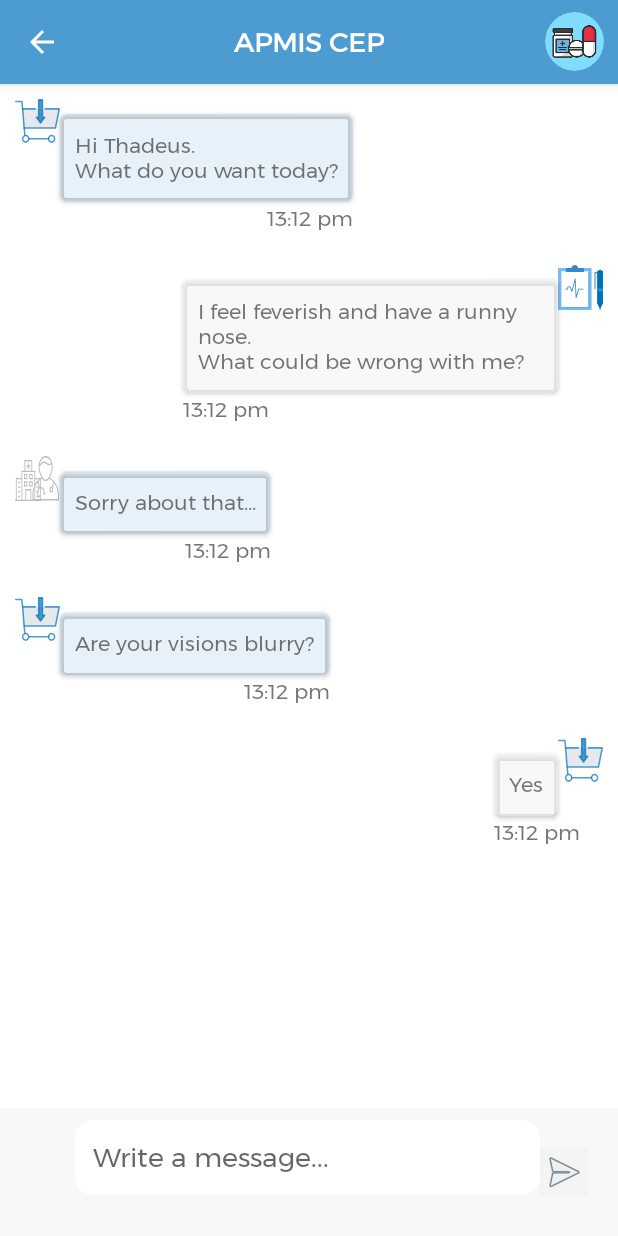
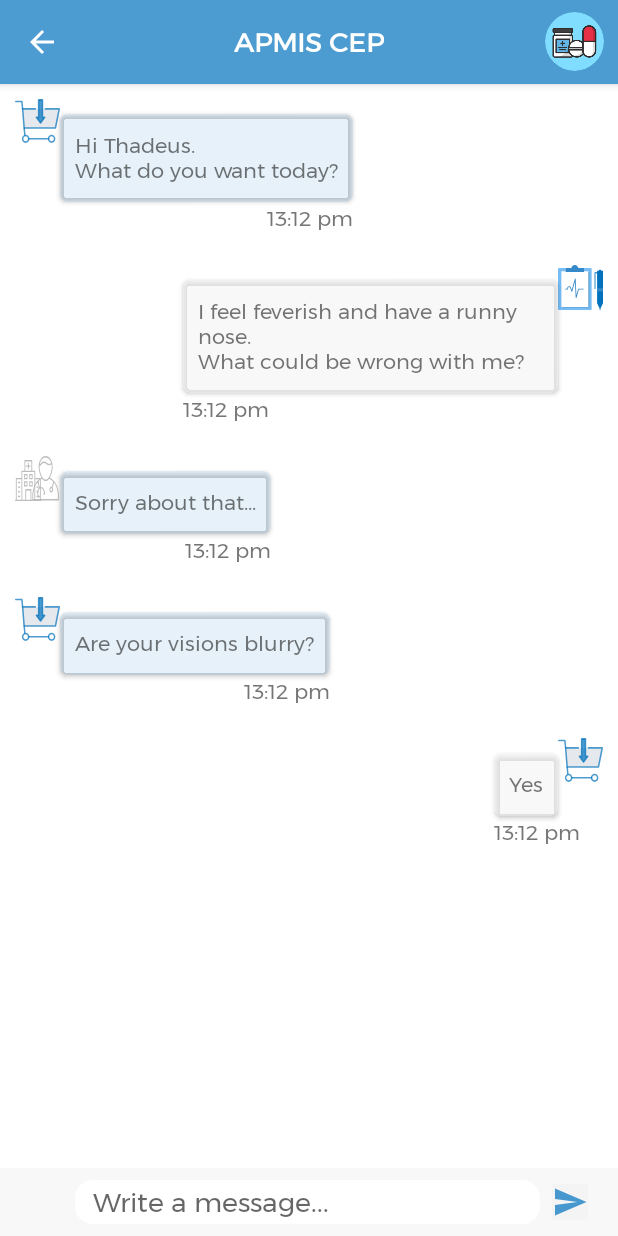
Before and after one commit to APMIS-HMS/cepdroid, an Android app: the fragment ChatContextFragment placed in its activity, on a phone screen of 412 x 824 dp. Run offline under Robolectric (Android 15) with nearby library versions, the phone set to English and light mode, and no system bars; our stand-ins replace ButterKnife, CircleImageView, Room's generated code, Volley; libraries missing offline, so code that uses them is left out: com.firebase.jobdispatcher.

Commit message:
Reorder view list, fix chat_layout layout and colors and layout grouping, add double down and up arrow for show more show less.

```diff
--- a/app/src/main/java/ng/apmis/apmismobile/ui/dashboard/view/ViewFragment.java
+++ b/app/src/main/java/ng/apmis/apmismobile/ui/dashboard/view/ViewFragment.java
@@ -34,11 +34,11 @@ public class ViewFragment extends Fragment {
         View rootView = inflater.inflate(R.layout.fragment_view, container, false);
         ButterKnife.bind(this, rootView);
 
+        optionItems.add(new ModuleListModel("APPOINTMENTS", R.drawable.ic_appointents));
+        optionItems.add(new ModuleListModel("MEDICATION", R.drawable.ic_medications));
         optionItems.add(new ModuleListModel("MEDICAL RECORD", R.drawable.ic_medical_records));
-        optionItems.add(new ModuleListModel("MEDICATION", R.drawable.ic_medications));
         optionItems.add(new ModuleListModel("PRESCRIPTION", R.drawable.ic_prescription));
         optionItems.add(new ModuleListModel("HEALTH PROFILE", R.drawable.ic_health_profile));
-        optionItems.add(new ModuleListModel("APPOINTMENTS", R.drawable.ic_appointents));
         optionItems.add(new ModuleListModel("HEALTH INSURANCE", R.drawable.ic_health_insurance));
         optionItems.add(new ModuleListModel("DIAGNOSTIC REPORT", R.drawable.ic_diagnostic_report));
         optionItems.add(new ModuleListModel("REFERRAL", R.drawable.ic_referral));
--- /dev/null
+++ b/app/src/main/res/drawable/ic_double_down_arrow.xml
@@ -0,0 +1,5 @@
+<vector android:height="24dp" android:viewportHeight="50.0"
+    android:viewportWidth="50.0" android:width="24dp" xmlns:android="http://schemas.android.com/apk/res/android">
+    <path android:fillColor="#FF000000" android:pathData="M48.71,19.35l-1.41,-1.41l-22.29,22.29l-22.29,-22.29l-1.41,1.41l23.71,23.71z"/>
+    <path android:fillColor="#FF000000" android:pathData="M48.71,8.35l-1.41,-1.41l-22.29,22.29l-22.29,-22.29l-1.41,1.41l23.71,23.71z"/>
+</vector>
--- /dev/null
+++ b/app/src/main/res/drawable/ic_double_up_arrow.xml
@@ -0,0 +1,5 @@
+<vector android:height="24dp" android:viewportHeight="50.0"
+    android:viewportWidth="50.0" android:width="24dp" xmlns:android="http://schemas.android.com/apk/res/android">
+    <path android:fillColor="#FF000000" android:pathData="M25,9.77l22.29,22.29l1.41,-1.41l-23.71,-23.71l-23.71,23.71l1.41,1.41z"/>
+    <path android:fillColor="#FF000000" android:pathData="M25,20.77l22.29,22.29l1.41,-1.41l-23.71,-23.71l-23.71,23.71l1.41,1.41z"/>
+</vector>
--- /dev/null
+++ b/app/src/main/res/drawable/ic_send_black_24dp.xml
@@ -0,0 +1,9 @@
+<vector xmlns:android="http://schemas.android.com/apk/res/android"
+        android:width="24dp"
+        android:height="24dp"
+        android:viewportWidth="24.0"
+        android:viewportHeight="24.0">
+    <path
+        android:fillColor="@color/colorPrimary"
+        android:pathData="M2.01,21L23,12 2.01,3 2,10l15,2 -15,2z"/>
+</vector>
--- a/app/src/main/res/layout/chat_layout.xml
+++ b/app/src/main/res/layout/chat_layout.xml
@@ -1,28 +1,31 @@
 <?xml version="1.0" encoding="utf-8"?>
-<LinearLayout xmlns:android="http://schemas.android.com/apk/res/android"
-    android:layout_width="match_parent" android:layout_height="match_parent"
-    android:background="#fff"
-    android:orientation="vertical">
+<RelativeLayout
+    xmlns:android="http://schemas.android.com/apk/res/android"
+    xmlns:app="http://schemas.android.com/apk/res-auto"
+    android:background="@android:color/white"
+    android:layout_width="match_parent"
+    android:layout_height="match_parent">
 
     <android.support.v7.widget.RecyclerView
         android:id="@+id/chat_recycler"
         android:layout_width="match_parent"
-        android:layout_height="0dp"
-        android:layout_weight="8"/>
+        android:layout_height="match_parent"
+        android:layout_above="@+id/message_layout"/>
 
     <LinearLayout
+        android:id="@+id/message_layout"
         android:layout_width="match_parent"
         android:background="@color/user_transparent"
         android:layout_marginTop="2dp"
-        android:layout_height="0dp"
+        android:layout_height="wrap_content"
         android:paddingStart="50dp"
         android:paddingLeft="50dp"
         android:paddingRight="20dp"
         android:paddingEnd="20dp"
         android:paddingBottom="8dp"
         android:paddingTop="8dp"
-        android:layout_weight="1"
-        android:orientation="horizontal">
+        android:orientation="horizontal"
+        android:layout_alignParentBottom="true">
 
         <EditText
             android:id="@+id/add_chat"
@@ -30,7 +33,7 @@
             android:layout_width="0dp"
             android:gravity="center_vertical"
             android:layout_weight="2"
-            android:layout_height="50dp"
+            android:layout_height="wrap_content"
             android:paddingLeft="12dp"
             android:paddingStart="12dp"
             android:hint="@string/write_message"/>
@@ -40,11 +43,13 @@
             android:layout_width="wrap_content"
             android:layout_height="wrap_content"
             android:background="@color/user_transparent"
-            android:src="@android:drawable/ic_menu_send"
+            app:srcCompat="@drawable/ic_send_black_24dp"
             android:tint="@color/transparent_blue"
+            android:layout_marginLeft="8dp"
             android:layout_gravity="center"
-            android:contentDescription="@string/send_button" />
+            android:contentDescription="@string/send_button"
+            android:layout_marginStart="8dp" />
 
     </LinearLayout>
 
-</LinearLayout>
+</RelativeLayout>
```
Also changed, not shown: app/src/main/java/ng/apmis/apmismobile/ui/dashboard/appointment/AppointmentFragment.java (+14 -0 lines), app/src/main/res/layout/fragment_appointment.xml (+16 -10 lines).
